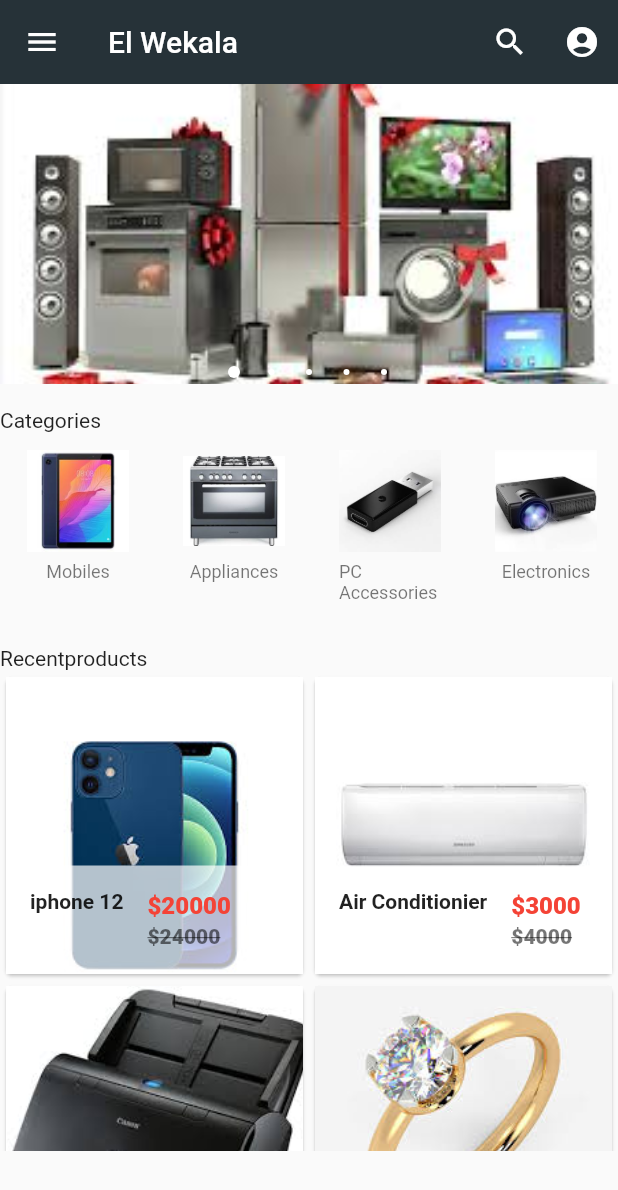
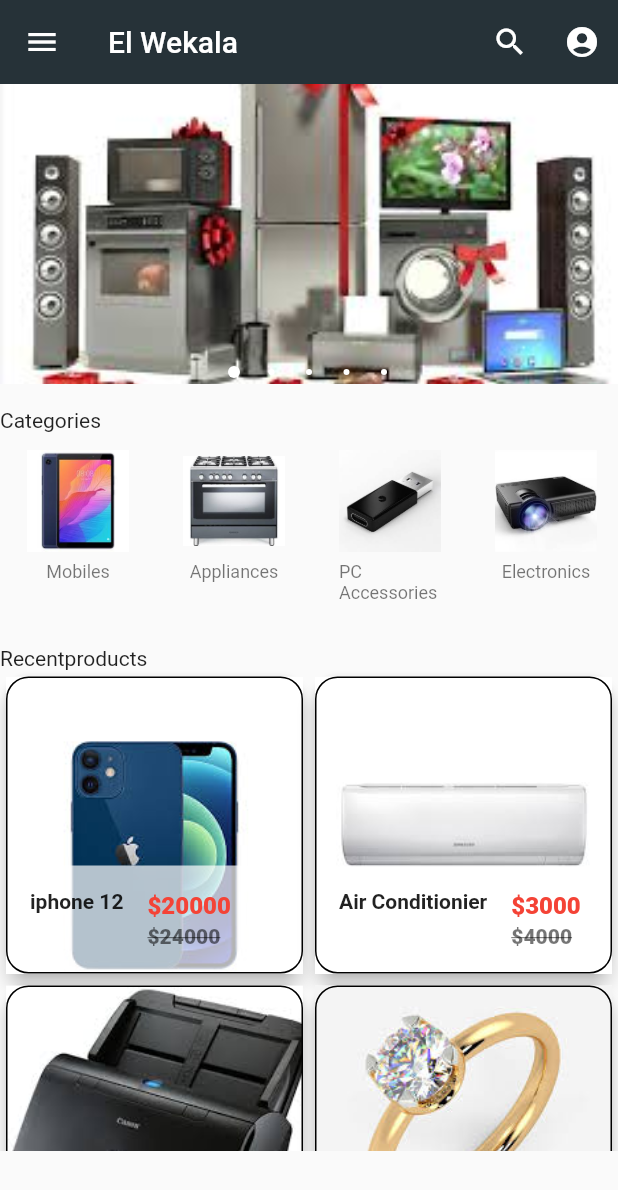
Before and after one commit to alimohamedali1208/store_app, a Flutter app: the loggedinhome screen opened by its route, in the side drawer, after a tap on "Log out", on a phone screen of 412 x 824 dp. Shown: the top 1190 px of the screen. Run offline on Flutter 3.47's test engine with Material 2 defaults, Android fonts, the phone set to English and light mode, and no system bars; drawn by our look-alikes of carousel_pro; our stand-ins replace cloud_firestore, firebase_auth, firebase_core, modal_progress_hud; accounts and stored records are empty.

Commit message:
FireStore Working

```diff
--- a/lib/components/Product.dart
+++ b/lib/components/Product.dart
@@ -50,7 +50,6 @@ class _ProductState extends State<Product> {
   @override
   Widget build(BuildContext context) {
     return GridView.builder(
-        physics: NeverScrollableScrollPhysics(),
         itemCount: product_list.length,
         gridDelegate:
             new SliverGridDelegateWithFixedCrossAxisCount(crossAxisCount: 2),
@@ -80,6 +79,14 @@ class Single_product extends StatelessWidget {
   @override
   Widget build(BuildContext context) {
     return Card(
+      shape: RoundedRectangleBorder(
+        side: BorderSide(
+          color: Colors.black,
+          width: 1.0,
+        ),
+        borderRadius: BorderRadius.circular(15.0),
+      ),
+      elevation: 5.0,
       child: Hero(
         tag: prod_name,
         child: Material(
@@ -107,8 +114,8 @@ class Single_product extends StatelessWidget {
                   ),
                   title: Text(
                     "\$$prod_price",
-                  style:
-                      TextStyle(color: Colors.red, fontWeight: FontWeight.w800),
+                    style: TextStyle(
+                        color: Colors.red, fontWeight: FontWeight.w800),
                   ),
                   subtitle: Text(
                     "\$$prod_old_price",
@@ -124,7 +131,8 @@ class Single_product extends StatelessWidget {
                 fit: BoxFit.cover,
               ),
             ),
-        )),
+          ),
+        ),
       ),
     );
   }
--- a/lib/loggedinhome.dart
+++ b/lib/loggedinhome.dart
@@ -1,10 +1,8 @@
 import 'package:firebase_auth/firebase_auth.dart';
-import 'package:firebase_core/firebase_core.dart';
 import 'package:flutter/material.dart';
 import 'package:carousel_pro/carousel_pro.dart';
 import 'package:store_app/Cart.dart';
 import 'package:store_app/Home.dart';
-// my own imports
 import 'package:store_app/components/horizoontal_list_view.dart';
 import 'package:store_app/components/Product.dart';
 
@@ -16,20 +14,6 @@ class loggedinhome extends StatefulWidget {
 
 class _loggedinhomeState extends State<loggedinhome> {
   final _auth = FirebaseAuth.instance;
-  // FirebaseUser loggedin;
-  @override
-  void initState() {
-    super.initState();
-    getCurrentUser();
-  }
-
-  void getCurrentUser() async {
-    try {
-      print(_auth.currentUser.email);
-    } catch (e) {
-      print(e);
-    }
-  }
 
   @override
   Widget build(BuildContext context) {
```
Also changed, not shown: lib/register.dart (+43 -12 lines), pubspec.yaml (+3 -4 lines), pubspec.lock. Lines whose indentation alone changed are shown as unchanged.
